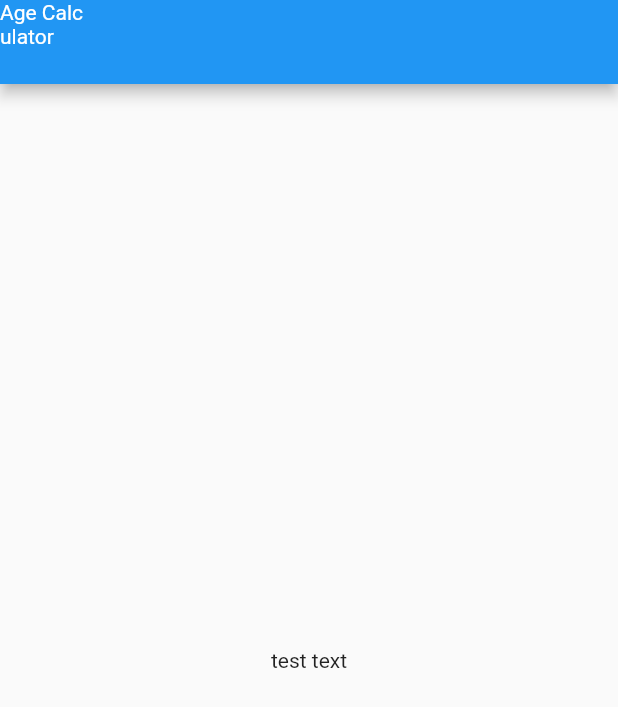
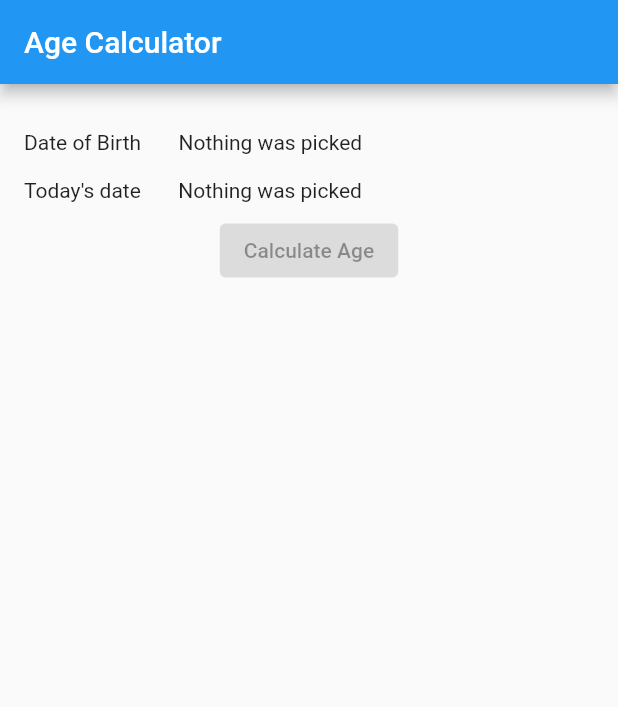
Before and after one commit to VovaMedvediev/Age.Calculator, a Flutter app: the screen it shows after launch, on a phone screen of 412 x 824 dp. Shown: the top 707 px of the screen. Run offline on Flutter 3.47's test engine with Material 2 defaults, Android fonts, the phone set to English and light mode, and no system bars; our stand-ins replace equatable, flutter_bloc.

Commit message:
add bloc

```diff
--- a/lib/input_data_bloc.dart
+++ b/lib/input_data_bloc.dart
@@ -0,0 +1,36 @@
+import 'package:equatable/equatable.dart';
+import 'package:flutter_bloc/flutter_bloc.dart';
+
+class InputDataBloc extends Cubit<InputDataStates> {
+  InputDataBloc(_) : super(InputDataInitialState()) {}
+  late DateTime dateOfBirth;
+  late DateTime lastDate;
+
+  void addFirstDateOfBirthEvent(DateTime date) {
+    print('date $date');
+    dateOfBirth = date;
+    emit(pickedDateState(dateOfBirth, lastDate));
+    print('date2 $date');
+    // print('date3 $dateOfBirth');
+  }
+  void addSecondDateOfBirthEvent(DateTime date) {
+    print('date $date');
+    lastDate = date;
+    emit(pickedDateState(dateOfBirth, lastDate));}
+}
+
+abstract class InputDataStates extends Equatable {}
+
+class InputDataInitialState extends InputDataStates {
+  @override
+  List<Object?> get props => [];
+}
+
+class pickedDateState extends InputDataStates {
+  pickedDateState(this.dateOfBirth, this.lastDate);
+
+  final DateTime dateOfBirth;
+  final DateTime lastDate;
+  @override
+  List<Object?> get props => [dateOfBirth, lastDate];
+}
--- a/lib/input_data_page.dart
+++ b/lib/input_data_page.dart
@@ -0,0 +1,79 @@
+import 'package:flutter/material.dart';
+import 'package:flutter_bloc/flutter_bloc.dart';
+import 'input_data_bloc.dart';
+
+class InputDataPage extends StatefulWidget {
+  @override
+  State<InputDataPage> createState() => _InputDataPageState();
+}
+
+class _InputDataPageState extends State<InputDataPage> {
+  final InputDataBloc _bloc = InputDataBloc(InputDataInitialState());
+
+  @override
+  Widget build(BuildContext context) {
+    return BlocProvider<InputDataBloc>(
+        create: (BuildContext context) => _bloc,
+        child: Padding(
+          padding: const EdgeInsets.all(8.0),
+          child: Column(
+            children: [
+              SizedBox(height: 15),
+              BlocBuilder<InputDataBloc, InputDataStates>(
+                  bloc: _bloc,
+                  builder: (context, state) {
+                    print('state $state');
+                    if (state is InputDataInitialState) {
+                      return Column(children: [
+                        datePick('Date of Birth', null),
+                        datePick("Today's date", null),
+                      ]);
+                    } else if (state is pickedDateState) {
+                      return Column(children: [
+                        datePick('Date of Birth', state.dateOfBirth),
+                        datePick("Today's date", state.lastDate),
+                      ]);
+                    } else
+                      return Text('Unknown error');
+                  }),
+              const ElevatedButton(
+                onPressed: null,
+                child: Text('Calculate Age'),
+              )
+            ],
+          ),
+        ));
+  }
+
+  Widget datePick(String widgetName, DateTime? pick) {
+    return Padding(
+      padding: const EdgeInsets.all(8.0),
+      child: Row(
+        children: [
+          Text('$widgetName'),
+          const SizedBox(
+            width: 25,
+          ),
+          InkWell(
+              onTap: () {
+                showDatePicker(
+                        context: context,
+                        initialDate: pick ?? DateTime.now(),
+                        firstDate: DateTime(1900),
+                        lastDate: DateTime(2040))
+                    .then((date) {
+                 if(widgetName == 'Date of Birth') {
+                    _bloc.addFirstDateOfBirthEvent(date!);
+                  } else if (widgetName == "Today's date"){
+                   _bloc.addSecondDateOfBirthEvent(date!);
+                 }
+                });
+              },
+              child: Text(pick == null
+                  ? 'Nothing was picked'
+                  : pick.toString())),
+        ],
+      ),
+    );
+  }
+}
--- a/lib/main.dart
+++ b/lib/main.dart
@@ -1,4 +1,6 @@
 import 'package:flutter/material.dart';
+
+import 'input_data_page.dart';
 
 void main() {
   runApp(const AgeCalculator());
@@ -27,11 +29,8 @@ class _HomePageState extends State<HomePage> {
   @override
   Widget build(BuildContext context) {
     return Scaffold(
-        appBar: AppBar(leading: const Text('Age Calculator')),
-      body: const Center(
-    child: Text('test text')
-    )
-    ,
+      appBar: AppBar(title: Text('Age Calculator')),
+      body: InputDataPage()
     );
   }
 }
--- a/pubspec.yaml
+++ b/pubspec.yaml
@@ -41,6 +41,7 @@ dependencies:
   sqflite: ^2.0.2
   flutter_local_notifications: ^9.4.0
   google_mobile_ads: ^0.13.0
+  equatable: ^2.0.3
 
 dev_dependencies:
   flutter_test:
```
Also changed, not shown: pubspec.lock.
